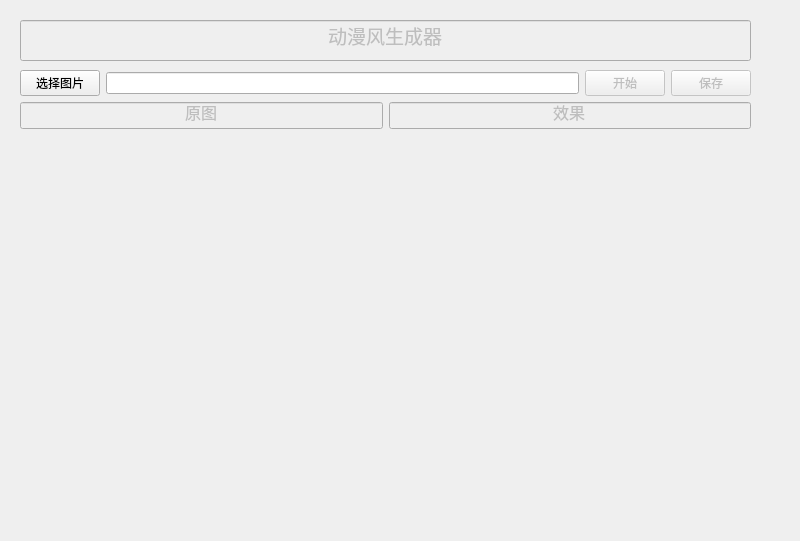
Above: tools/imageconver.ui from etony/myPyTool before the change. Below: the same form after it.
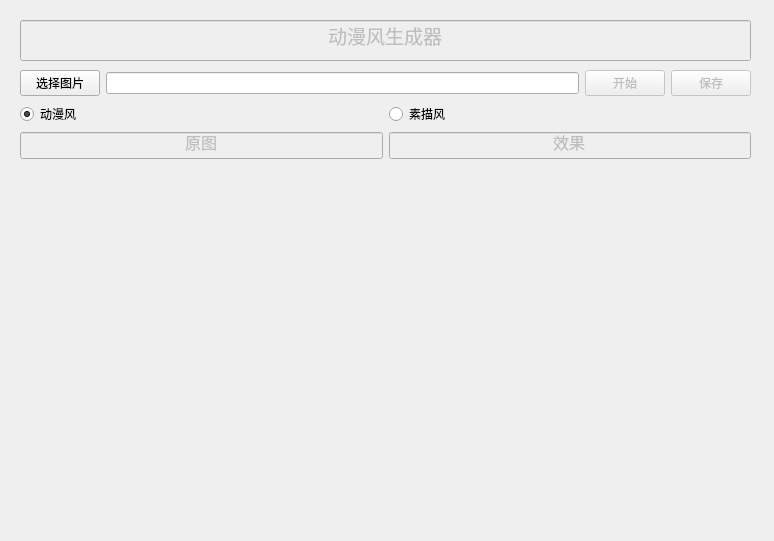
That is the form after the change.

Commit message: update image-conver

What changed in the file:
```diff
--- a/tools/imageconver.ui
+++ b/tools/imageconver.ui
@@ -6,7 +6,7 @@
    <rect>
     <x>0</x>
     <y>0</y>
-    <width>800</width>
+    <width>774</width>
     <height>541</height>
    </rect>
   </property>
@@ -91,6 +91,33 @@
        </item>
       </layout>
      </item>
+     <item>
+      <layout class="QHBoxLayout" name="horizontalLayout_3">
+       <property name="spacing">
+        <number>6</number>
+       </property>
+       <property name="sizeConstraint">
+        <enum>QLayout::SetMinimumSize</enum>
+       </property>
+       <item>
+        <widget class="QRadioButton" name="rbtn_dm">
+         <property name="text">
+          <string>动漫风</string>
+         </property>
+         <property name="checked">
+          <bool>true</bool>
+         </property>
+        </widget>
+       </item>
+       <item>
+        <widget class="QRadioButton" name="rbtn_sm">
+         <property name="text">
+          <string>素描风</string>
+         </property>
+        </widget>
+       </item>
+      </layout>
+     </item>
      <item>
       <layout class="QHBoxLayout" name="horizontalLayout">
        <item>
```
The commit also changes 2 other files.
